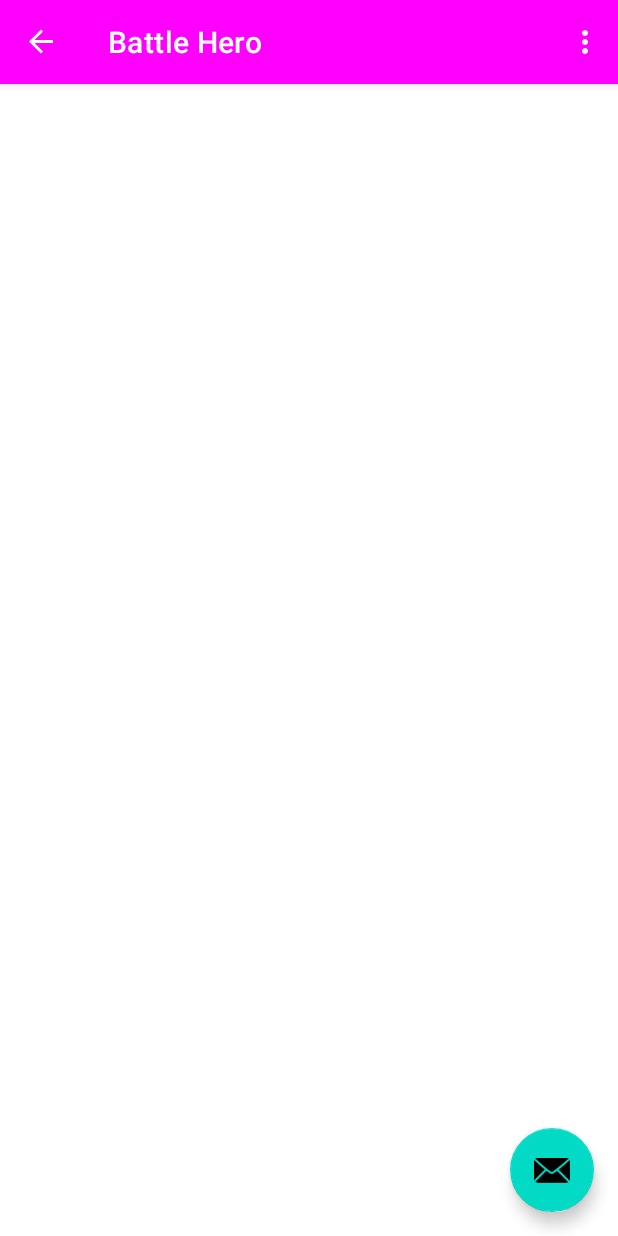
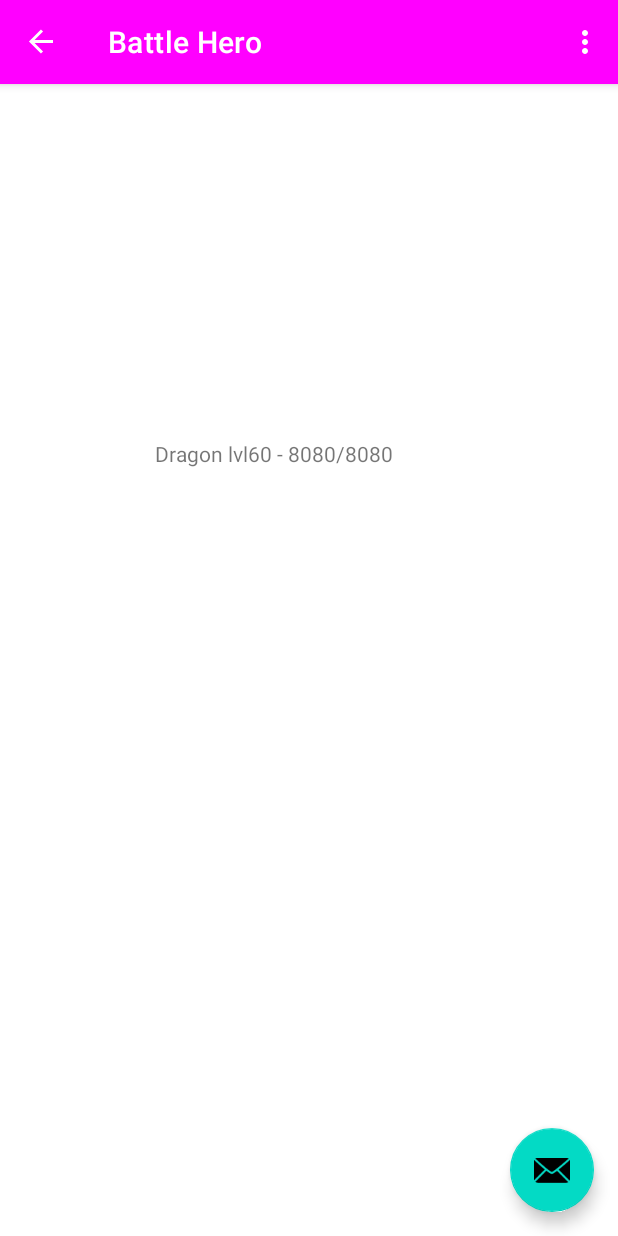
Before and after one commit to khadj-abdelkader/RPG-Android, an Android app: the HeroBattleFragment screen opened through its navigation route, on a phone screen of 412 x 824 dp. Run offline under Robolectric (Android 15) with nearby library versions, the phone set to English and light mode, and no system bars; our stand-ins replace navigation-ui; 3 statements that could not run were skipped.

Commit message:
La baguarre

```diff
--- a/app/build.gradle
+++ b/app/build.gradle
@@ -39,6 +39,7 @@ dependencies {
     implementation 'androidx.navigation:navigation-fragment:2.3.0'
     implementation 'androidx.navigation:navigation-ui:2.3.0'
     implementation 'androidx.legacy:legacy-support-v4:1.0.0'
+    implementation 'org.jetbrains:annotations:15.0'
     testImplementation 'junit:junit:4.+'
     androidTestImplementation 'androidx.test.ext:junit:1.1.2'
     androidTestImplementation 'androidx.test.espresso:espresso-core:3.3.0'
--- a/app/src/main/java/com/example/test/HeroBattleFragment.java
+++ b/app/src/main/java/com/example/test/HeroBattleFragment.java
@@ -12,12 +12,10 @@ import android.view.ViewGroup;
 
 import com.example.test.databinding.FragmentHeroBattleBinding;
 
-import java.lang.reflect.Constructor;
-import java.lang.reflect.InvocationTargetException;
-import java.util.Objects;
-
-import rpg.Race;
 import rpg.heros.Hero;
+import rpg.monsters.Dragon;
+import rpg.monsters.Gobelin;
+import rpg.monsters.Monsters;
 
 /**
  * A simple {@link Fragment} subclass.
@@ -39,43 +37,26 @@ public class HeroBattleFragment extends Fragment {
 
     public void onViewCreated(@NonNull View view, Bundle savedInstanceState) {
         super.onViewCreated(view, savedInstanceState);
+        Bundle bundle = this.getArguments();
+        Hero hero = null;
 
-        Bundle bundle = this.getArguments();
         if (bundle != null) {
-//            String heroName = (String) bundle.get(SecondFragment.HERO_NAME);
-//            Log.i("Form data", heroName);
-//            Race heroRace = Race.valueOf((String) bundle.get(SecondFragment.HERO_RACE));
-//            String heroClass = (String) bundle.get(SecondFragment.HERO_CLASS);
-//            // Log.i : information ; Log.w : warning ; Log.e : error ; Log.d : debug ; Log.v : verbose
-//            Log.i("Form data", heroName + " - " + heroRace + " - " + heroClass);
-//            Hero hero = createHeroFromInfos(heroName, heroRace, heroClass);
-//            Log.i("Heroes creation", hero.toString());
-//            binding.textViewName.setText(heroName);
-//            binding.textViewRace.setText(heroRace.toString());
-//            binding.textViewClass.setText(heroClass);
+            hero = (Hero) bundle.getSerializable(SecondFragment.HERO);
         }
+
+        Monsters tuktuk = new Dragon(60);
+
+        binding.textViewClass.setText(hero.toString());
+        binding.textViewRace.setText(tuktuk.toString());
+
+        while (hero.attack(tuktuk) && tuktuk.attack(hero)) {
+            binding.textViewClass.setText(hero.toString());
+            binding.textViewRace.setText(tuktuk.toString());
+        }
+
+        binding.textViewClass.setText(hero.toString());
+        binding.textViewRace.setText(tuktuk.toString());
+
     }
 
-    private Hero createHeroFromInfos(String name, Race race, String heroClass) {
-        Hero hero = null;
-        try {
-            Class classe = Class.forName("rpg.heros." + heroClass);
-            Constructor constructor = classe.getConstructor(Class.forName("java.lang.String"), Class.forName("rpg.Race"));
-            hero = (Hero) constructor.newInstance(name, race);
-            hero.setLevel(60);
-        } catch (ClassNotFoundException e) {
-            e.printStackTrace();
-        } catch (NoSuchMethodException e) {
-            e.printStackTrace();
-        } catch (java.lang.InstantiationException e) {
-            e.printStackTrace();
-        } catch (IllegalAccessException e) {
-            e.printStackTrace();
-        } catch (InvocationTargetException e) {
-            e.printStackTrace();
-        } catch (IllegalArgumentException e) {
-            e.printStackTrace();
-        }
-        return hero;
-    }
 }
--- a/app/src/main/java/rpg/heros/Hero.java
+++ b/app/src/main/java/rpg/heros/Hero.java
@@ -1,9 +1,11 @@
 package rpg.heros;
+
+import java.io.Serializable;
 
 import rpg.Race;
 import rpg.RpgEntity;
 
-public abstract class Hero extends RpgEntity {
+public abstract class Hero extends RpgEntity implements Serializable {
 
     protected String name;
     protected Race race;
--- a/app/src/main/res/layout/fragment_hero_battle.xml
+++ b/app/src/main/res/layout/fragment_hero_battle.xml
@@ -10,7 +10,7 @@
         android:id="@+id/textViewName"
         android:layout_width="205dp"
         android:layout_height="59dp"
-        android:layout_marginBottom="428dp"
+        android:layout_marginBottom="376dp"
         app:layout_constraintBottom_toBottomOf="parent"
         app:layout_constraintEnd_toEndOf="parent"
         app:layout_constraintStart_toStartOf="parent" />
@@ -19,7 +19,7 @@
         android:id="@+id/textViewRace"
         android:layout_width="205dp"
         android:layout_height="59dp"
-        android:layout_marginBottom="536dp"
+        android:layout_marginBottom="472dp"
         app:layout_constraintBottom_toBottomOf="parent"
         app:layout_constraintEnd_toEndOf="parent"
         app:layout_constraintStart_toStartOf="parent" />
@@ -28,10 +28,9 @@
         android:id="@+id/textViewClass"
         android:layout_width="205dp"
         android:layout_height="59dp"
-        android:layout_marginBottom="644dp"
+        android:layout_marginBottom="572dp"
         app:layout_constraintBottom_toBottomOf="parent"
         app:layout_constraintEnd_toEndOf="parent"
-        app:layout_constraintHorizontal_bias="0.451"
         app:layout_constraintStart_toStartOf="parent" />
 
 </androidx.constraintlayout.widget.ConstraintLayout >
```
Also changed, not shown: app/src/main/java/com/example/test/SecondFragment.java (+31 -11 lines).
